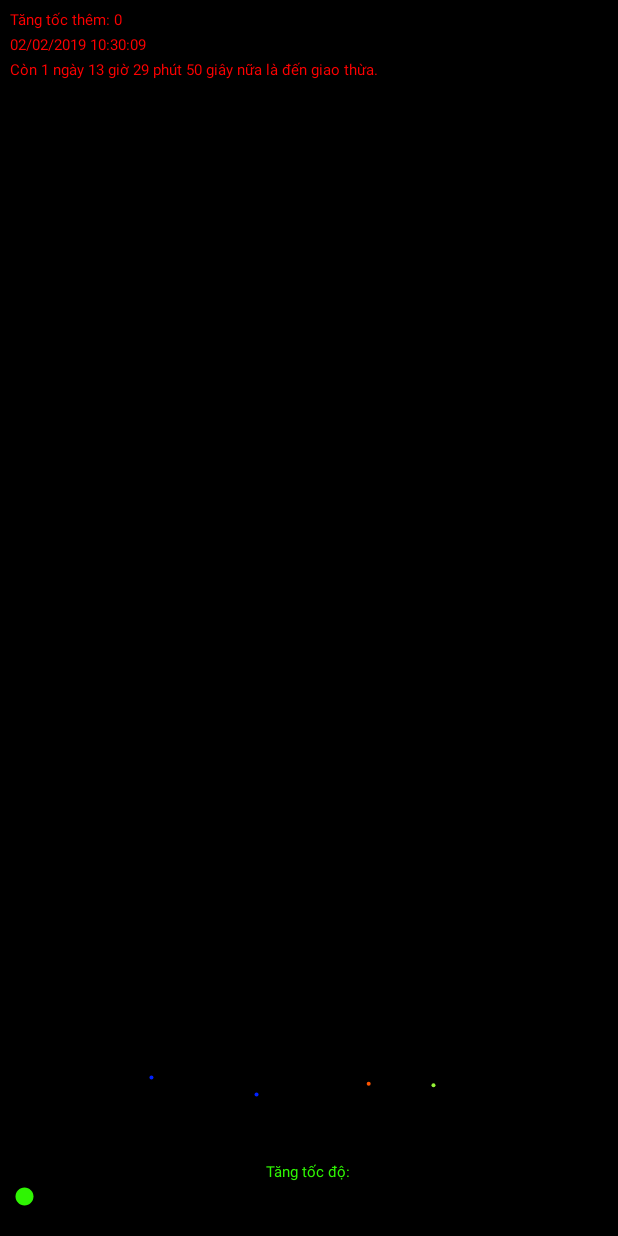
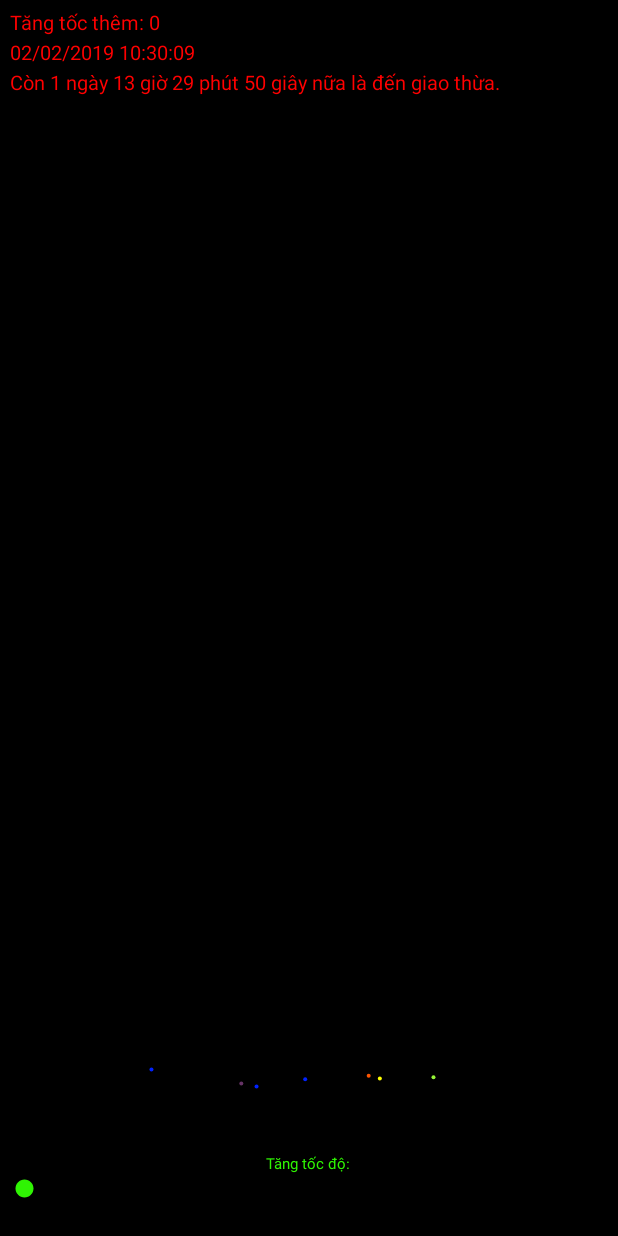
Before and after one commit to Servant0fEvil/Fireworks, an Android app: the screen it shows after launch (MainActivity), on a phone screen of 412 x 824 dp. Run offline under Robolectric (Android 15) with nearby library versions, the light colour scheme and no system bars.

Commit message:
Removed unused directories, redundant codes.

```diff
--- a/app/src/main/java/com/quangvinh/fireworks/MainActivity.java
+++ b/app/src/main/java/com/quangvinh/fireworks/MainActivity.java
@@ -45,7 +45,7 @@ public class MainActivity extends AppCompatActivity {
         sp = findViewById(R.id.label);
 
 //set kích thước màn hình Canvas
-        lay = new LinearLayout.LayoutParams(width, (int) (height - Utils.DptoPx(40, this) - Utils.SptoPx(10, this)));
+        lay = new LinearLayout.LayoutParams(width, (int) (height - Utils.DptoPx(45, this) - Utils.SptoPx(10, this)));
         lay.gravity = Gravity.CENTER;
 
         final subScreen subScr = new subScreen(this);//màn hình Canvas
@@ -110,7 +110,7 @@ class subScreen extends View {
         canvas.drawColor(Color.BLACK);
 
         paint.setColor(Color.RED);
-        paint.setTextSize(15);
+        paint.setTextSize(20);
         paint.setTextAlign(Paint.Align.LEFT);
 
         canvas.drawText("Tăng tốc thêm: " + SPEED, x, y += paint.getTextSize(), paint);
@@ -159,7 +159,7 @@ class FireWork {
         if (lifeCheck < life) {
             paint.setColor(color);
 
-            if (life % 2 == 0) canvas.drawArc(x, y, x + 4, y + 4, 0, 360, true, paint);
+            if (lifeCheck % 2 == 0) canvas.drawArc(x, y, x + 4, y + 4, 0, 360, true, paint);
 
             x += velocity * Math.cos(Math.toRadians(angle));
             y -= velocity * Math.sin(Math.toRadians(angle));
--- a/app/src/main/res/layout/activity_main.xml
+++ b/app/src/main/res/layout/activity_main.xml
@@ -30,15 +30,4 @@
         android:layout_marginBottom="20dp"
         android:max="15" />
 
-    <!-- <ImageView
-         android:id="@+id/imageView"
-         android:layout_width="wrap_content"
-         android:layout_height="wrap_content"
-         android:layout_marginStart="180dp"
-         android:layout_marginTop="664dp"
-         app:layout_constraintStart_toStartOf="parent"
-         app:layout_constraintTop_toTopOf="parent"
-         app:srcCompat="@drawable/icon" />
- -->
-
 </LinearLayout>
```
Also changed, not shown: app/src/main/res/anim/anim_alpha.xml (deleted, +0 -12 lines).
